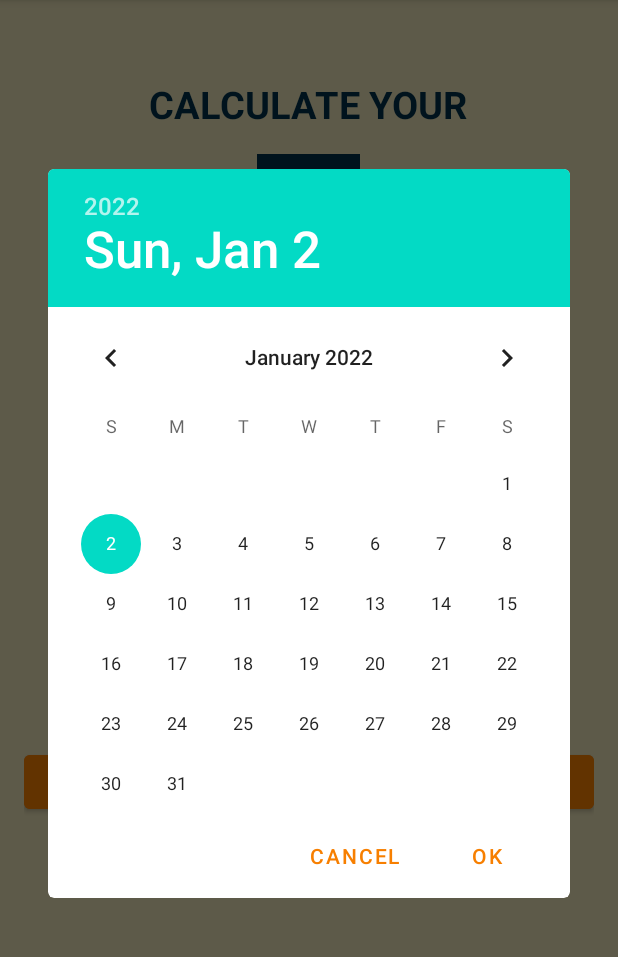
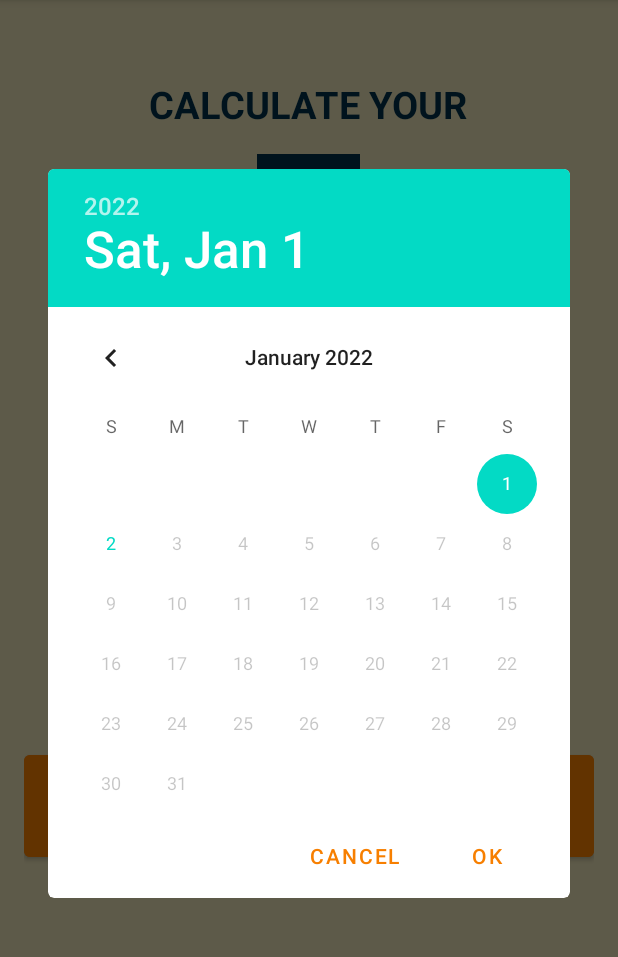
Before and after one commit to Juanlu09/Age_In_Minutes_Calculator, an Android app: the screen it shows after launch (MainActivity), after a tap on "SELECT DATE", on a phone screen of 412 x 824 dp, the part 84-1041 px from its top. Run offline under Robolectric (Android 15) with nearby library versions, the phone set to English and light mode, and no system bars.

Commit message:
- Button redesign select day - Added counter in minutes - Added Spanish traslation - You can only pick days in the past or one day in the future from the current day - Solve some issues

```diff
--- a/app/build.gradle
+++ b/app/build.gradle
@@ -1,7 +1,6 @@
 plugins {
     id 'com.android.application'
     id 'kotlin-android'
-    id 'kotlin-android-extensions'
 }
 
 android {
--- a/app/src/main/java/com/example/ageinminutescalculator/MainActivity.kt
+++ b/app/src/main/java/com/example/ageinminutescalculator/MainActivity.kt
@@ -1,39 +1,71 @@
 package com.example.ageinminutescalculator
 
 import android.app.DatePickerDialog
+import android.os.Bundle
+import android.widget.Button
+import android.widget.TextView
+import android.widget.Toast
 import androidx.appcompat.app.AppCompatActivity
-import android.os.Bundle
-import android.view.View
-import android.widget.Toast
-import kotlinx.android.synthetic.main.activity_main.*
+import java.text.SimpleDateFormat
 import java.util.*
 
 class MainActivity : AppCompatActivity() {
+
+    private var tv_Date: TextView? = null
+    private var tv_Minutes: TextView? = null
+
     override fun onCreate(savedInstanceState: Bundle?) {
         super.onCreate(savedInstanceState)
         setContentView(R.layout.activity_main)
 
-        btn_DateSelect.setOnClickListener {
+        val btnDateSelect: Button = findViewById(R.id.btnDateSelect)
+        tv_Date = findViewById(R.id.tv_Date)
+        tv_Minutes = findViewById(R.id.tv_Minutes)
+
+        btnDateSelect.setOnClickListener {
             clickDatePicker()
         }
 
     }
 
-    fun clickDatePicker() {
+    private fun clickDatePicker() {
 
         val myCalendar = Calendar.getInstance()
         val year = myCalendar.get(Calendar.YEAR)
         val month = myCalendar.get(Calendar.MONTH)
         val day = myCalendar.get(Calendar.DAY_OF_MONTH)
+        val dpd = DatePickerDialog(
+            this, { _, selectedYear, selectedMonth, selectedDayOfMonth ->
+                Toast.makeText(this, getString(R.string.selection_done), Toast.LENGTH_SHORT).show()
 
-        DatePickerDialog(this,
-            DatePickerDialog.OnDateSetListener{ view, year, month, dayOfMonth ->
-                Toast.makeText(this, "Button pressed", Toast.LENGTH_SHORT).show()
+                val selectedDate = "$selectedDayOfMonth/${selectedMonth + 1}/$selectedYear"
+                tv_Date?.text = selectedDate
+
+                val sdf = SimpleDateFormat("dd/MM/yyyy", Locale.ENGLISH)
+
+                val theDate = sdf.parse(selectedDate)
+                theDate?.let {
+
+                    val selectedDateInMinutes = theDate.time / 6000
+
+                    val currentDate = sdf.parse(sdf.format(System.currentTimeMillis()))
+                    currentDate?.let {
+
+                        val currentDayInMinutes = currentDate.time / 6000
+                        val differenceInMinutes = currentDayInMinutes - selectedDateInMinutes
+
+                        tv_Minutes?.text = differenceInMinutes.toString()
+                    }
+
+                }
+
             },
             year,
             month,
             day
-            ).show()
+        )
+        dpd.datePicker.maxDate = System.currentTimeMillis() - 86400000
+        dpd.show()
 
     }
 }
--- a/app/src/main/res/layout/activity_main.xml
+++ b/app/src/main/res/layout/activity_main.xml
@@ -13,7 +13,7 @@
         android:id="@+id/tv_Calulate"
         android:layout_width="wrap_content"
         android:layout_height="wrap_content"
-        android:text="CALCULATE YOUR"
+        android:text="@string/calculate_your"
         android:textColor="@color/textBlue"
         android:textSize="25sp"
         android:layout_marginTop="36dp"
@@ -23,7 +23,7 @@
         android:id="@+id/tv_Age"
         android:layout_width="wrap_content"
         android:layout_height="wrap_content"
-        android:text="AGE"
+        android:text="@string/age"
         android:background="@color/textBlue"
         android:textColor="@color/white"
         android:padding="10dp"
@@ -35,7 +35,7 @@
         android:id="@+id/tv_InMinutes"
         android:layout_width="wrap_content"
         android:layout_height="wrap_content"
-        android:text="IN MINUTES"
+        android:text="@string/in_minutes"
         android:textColor="@color/textBlue"
         android:textSize="25sp"
         android:layout_marginTop="16dp"
@@ -45,7 +45,7 @@
         android:id="@+id/tv_Date"
         android:layout_width="wrap_content"
         android:layout_height="wrap_content"
-        android:text="14.01.1995"
+        android:text="DD/MM/YYYY"
         android:textColor="@color/textBlue"
         android:textSize="20sp"
         android:textStyle="bold"
@@ -55,7 +55,7 @@
         android:id="@+id/tv_SelectedDate"
         android:layout_width="wrap_content"
         android:layout_height="wrap_content"
-        android:text="Selected Date"
+        android:text="@string/selected_date"
         android:textColor="@color/selectedDayColor"
         android:textSize="20sp"
         android:textStyle="bold"/>
@@ -64,7 +64,7 @@
         android:id="@+id/tv_Minutes"
         android:layout_width="wrap_content"
         android:layout_height="wrap_content"
-        android:text="999999999"
+        android:text="0"
         android:textColor="@color/textBlue"
         android:textSize="35sp"
         android:layout_marginTop="50dp"
@@ -74,19 +74,19 @@
         android:id="@+id/tv_UntilToday"
         android:layout_width="wrap_content"
         android:layout_height="wrap_content"
-        android:text="In minutes till date"
+        android:text="@string/in_minutes_till_date"
         android:textColor="@color/selectedDayColor"
         android:textSize="20sp"
         android:textStyle="bold"/>
 
     <Button
-        android:id="@+id/btn_DateSelect"
+        android:id="@+id/btnDateSelect"
         android:layout_width="match_parent"
-        android:layout_height="wrap_content"
-        android:text="Select Date"
-        android:textSize="18sp"
+        android:layout_height="80dp"
+        android:layout_marginTop="60dp"
         android:backgroundTint="@color/bgButtonColor"
-        android:layout_marginTop="60dp"/>
+        android:text="@string/select_date_btn"
+        android:textSize="18sp" />
 
 
 </LinearLayout>
--- a/app/src/main/res/values/strings.xml
+++ b/app/src/main/res/values/strings.xml
@@ -1,3 +1,10 @@
 <resources>
     <string name="app_name">Age in Minutes Calculator</string>
+    <string name="selected_date">Selected Date</string>
+    <string name="in_minutes_till_date">In minutes till date</string>
+    <string name="select_date_btn">Select Date</string>
+    <string name="calculate_your">CALCULATE YOUR</string>
+    <string name="age">AGE</string>
+    <string name="in_minutes">IN MINUTES</string>
+    <string name="selection_done">Selection done</string>
 </resources>
```
Also changed, not shown: 1 other file.
